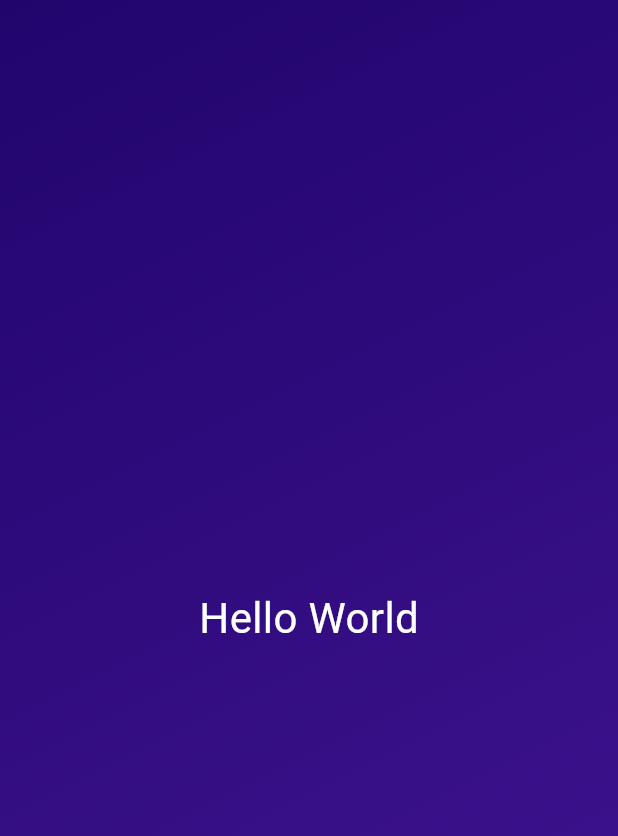
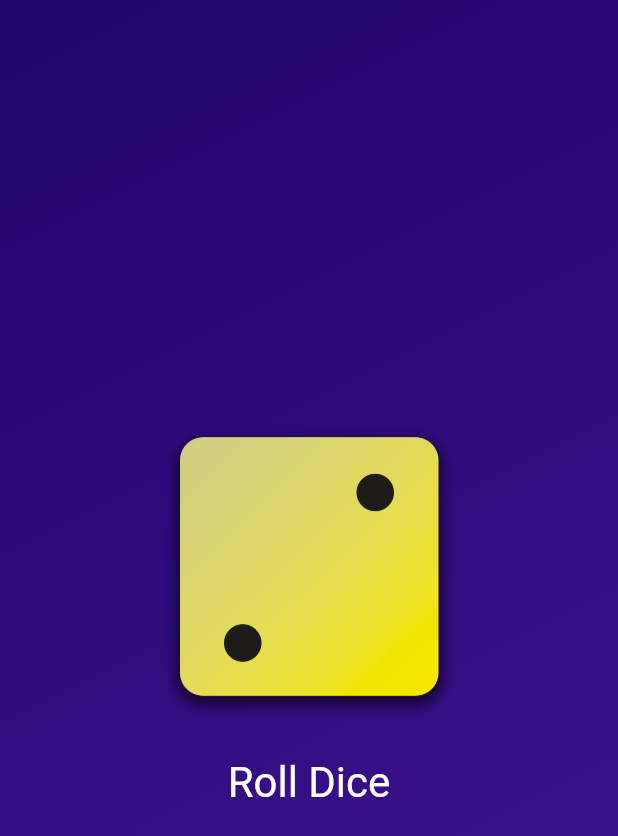
Before and after one commit to isumitmukharjee/dice_roll, a Flutter app: the screen it shows after launch, on a phone screen of 412 x 824 dp. Shown: the top 836 px of the screen. Run offline on Flutter 3.47's test engine with Material 3 defaults, Android fonts, the phone set to English and light mode, and no system bars.

Commit message:
flutter dice app done

```diff
--- /dev/null
+++ b/lib/dice_roller.dart
@@ -0,0 +1,41 @@
+import 'package:flutter/material.dart';
+import 'dart:math';
+
+final randomizer = Random();
+
+class DiceRoller extends StatefulWidget {
+  const DiceRoller({super.key});
+  @override
+  State<DiceRoller> createState() {
+    return _DiceRollerState();
+  }
+}
+
+class _DiceRollerState extends State<DiceRoller> {
+  var currentDiceRoll = 2;
+  void rollDice() {
+    setState(() {
+      currentDiceRoll = randomizer.nextInt(6) + 1;
+    });
+  }
+
+  @override
+  Widget build(context) {
+    return Column(
+      mainAxisSize: MainAxisSize.min,
+      children: [
+        Image.asset('assets/images/dice-$currentDiceRoll.png', width: 200),
+        SizedBox(height: 20),
+        TextButton(
+          onPressed: rollDice,
+          style: TextButton.styleFrom(
+            // padding: EdgeInsets.only(top:20),
+            foregroundColor: Colors.white,
+            textStyle: TextStyle(fontSize: 28),
+          ),
+          child: Text('Roll Dice'),
+        ),
+      ],
+    );
+  }
+}
--- a/lib/gradient_container.dart
+++ b/lib/gradient_container.dart
@@ -1,22 +1,26 @@
-import 'package:first_dice_app/text_class.dart';
+// import 'package:first_dice_app/text_class.dart';
+import 'package:first_dice_app/dice_roller.dart';
 import 'package:flutter/material.dart';
-
 
 //variables
 
 const startAlignment = Alignment.topLeft; //never be reassignedgit
 const endAlignment = Alignment.bottomRight;
+
 // dart is also an object oriented language
 class GradientContainer extends StatelessWidget {
-  const GradientContainer( this.color1,  this.color2, {super.key});
+ const GradientContainer(this.color1, this.color2, {super.key});
 
   final Color color1;
   final Color color2;
+
+
+
   // final List<Color> colors;
   @override
   Widget build(context) {
     return Container(
-      decoration:  BoxDecoration(
+      decoration: BoxDecoration(
         gradient: LinearGradient(
           colors: [color1, color2],
           begin: startAlignment,
@@ -24,12 +28,11 @@ class GradientContainer extends StatelessWidget {
         ),
       ),
       child: Center(
-        child: TextContainer("Hello World"),
+        child:DiceRoller()
       ),
     );
   }
 }
-
 
 // class GradientContainer extends StatelessWidget {
 //   const GradientContainer({super.key, required this.colors});
--- a/lib/main.dart
+++ b/lib/main.dart
@@ -9,7 +9,10 @@ void main() {
       debugShowCheckedModeBanner: false,
       home: Scaffold(
         // backgroundColor: Color.fromARGB(255, 63, 5, 120),
-        body: GradientContainer(Color.fromARGB(255, 33, 5, 109), Color.fromARGB(255, 68, 21, 149 )),
+        body: GradientContainer(
+          Color.fromARGB(255, 33, 5, 109),
+          Color.fromARGB(255, 68, 21, 149),
+        ),
       ),
     ),
   ); //main job is to get the main app up and running
--- a/lib/text_class.dart
+++ b/lib/text_class.dart
@@ -2,7 +2,7 @@
 import 'package:flutter/material.dart';
 
 class TextContainer extends StatelessWidget {
-   const TextContainer(this.outputText, {super.key});
+  const TextContainer(this.outputText, {super.key});
 
   final String outputText;
 
@@ -10,9 +10,7 @@ class TextContainer extends StatelessWidget {
   Widget build(context) {
     return Text(
       outputText,
-      style: TextStyle(
-        color: Colors.white,
-      fontSize: 28),
+      style: TextStyle(color: Colors.white, fontSize: 28),
     );
   }
 }
```
Also changed, not shown: pubspec.yaml (+7 -4 lines), assets/images/dice-1.png (added), assets/images/dice-2.png (added), assets/images/dice-3.png (added), assets/images/dice-4.png (added), assets/images/dice-5.png (added), assets/images/dice-6.png (added).
